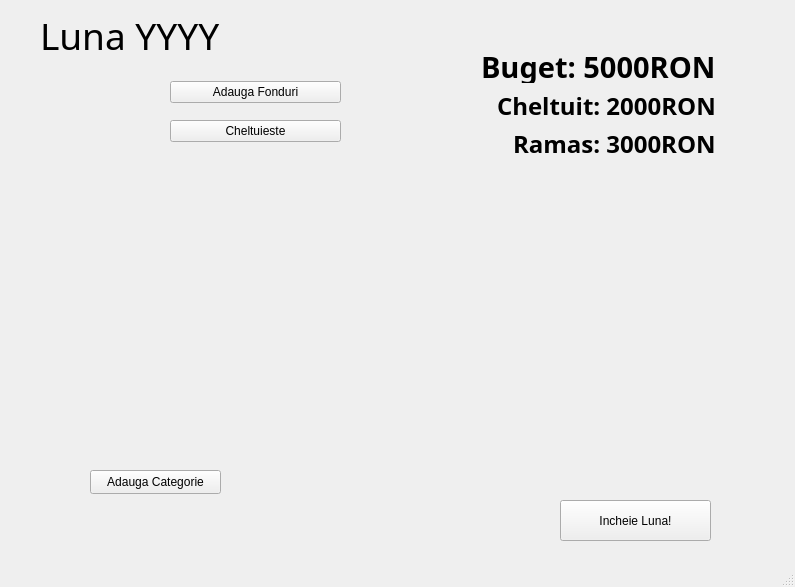
OviDogar/TAP, file BudgetManager/mainwindow.ui: the form before one commit.
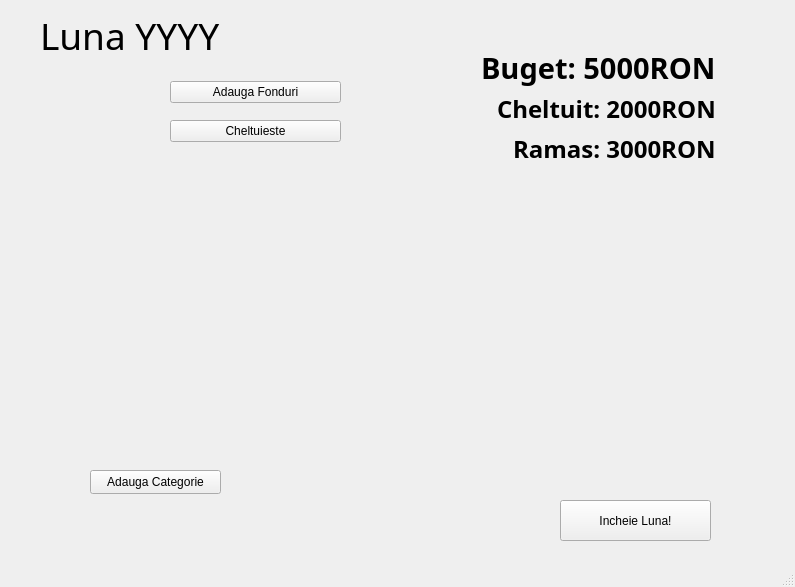
The form after the commit. Icons and pictures are not drawn.

The edit to the form file:
```diff
--- a/BudgetManager/mainwindow.ui
+++ b/BudgetManager/mainwindow.ui
@@ -57,21 +57,14 @@
      <item row="0" column="0">
       <widget class="QLabel" name="hCategorie">
        <property name="text">
-        <string> </string>
-       </property>
-      </widget>
-     </item>
-     <item row="0" column="2">
-      <widget class="QLabel" name="hAction">
-       <property name="text">
-        <string> </string>
+        <string/>
        </property>
       </widget>
      </item>
      <item row="0" column="1">
       <widget class="QLabel" name="hProgres">
        <property name="text">
-        <string> </string>
+        <string/>
        </property>
       </widget>
      </item>
@@ -139,7 +132,7 @@
       <x>470</x>
       <y>50</y>
       <width>246</width>
-      <height>110</height>
+      <height>116</height>
      </rect>
     </property>
     <layout class="QVBoxLayout" name="verticalLayout">
```
